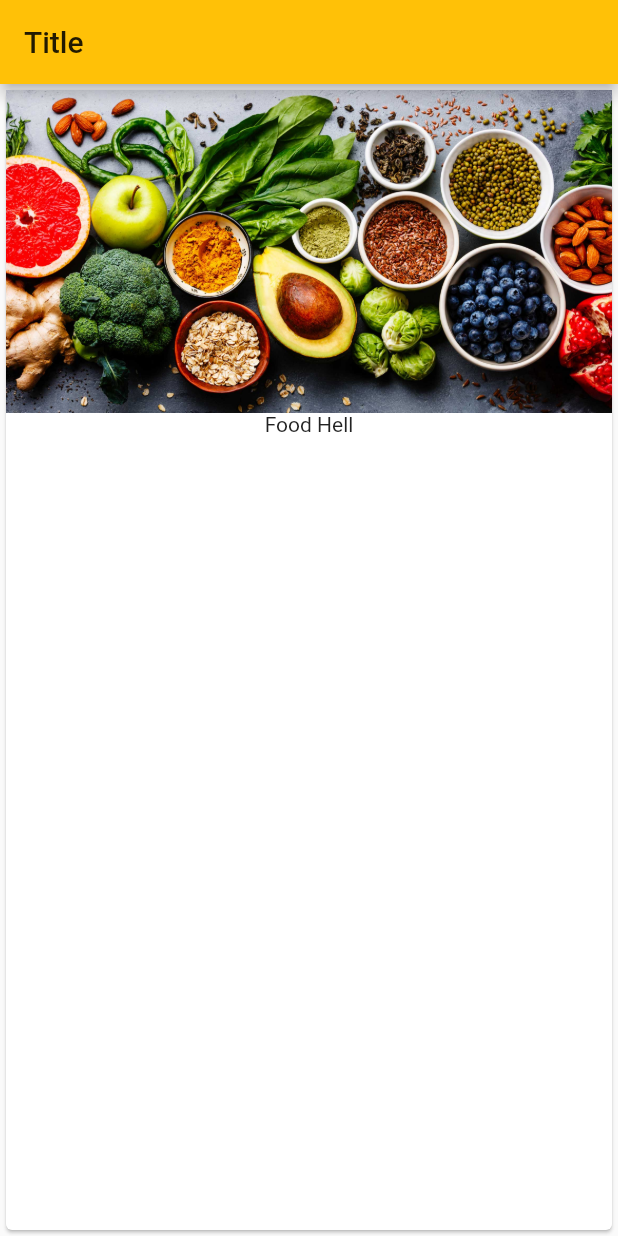
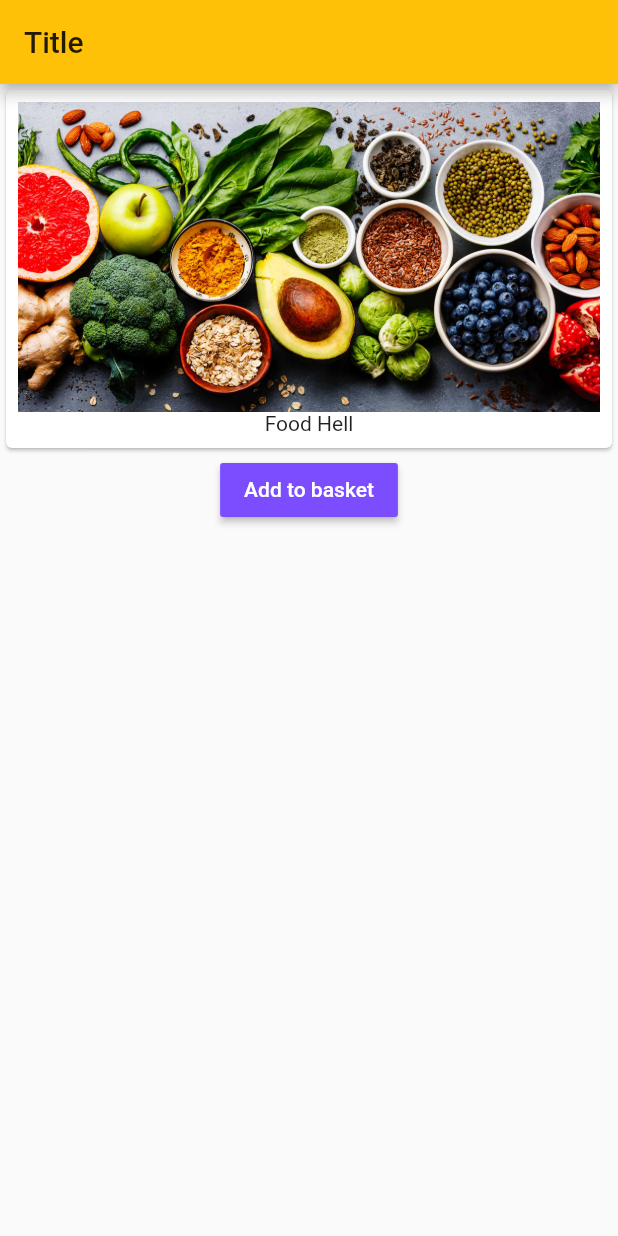
Before and after one commit to tansudasli/flutter-sandbox, a Flutter app: the screen it shows after launch, on a phone screen of 412 x 824 dp. Run offline on Flutter 3.47's test engine with Material 2 defaults, Android fonts, the phone set to English and light mode, and no system bars.

Commit message:
Button added w/ padding

```diff
--- a/dummy_app/lib/main.dart
+++ b/dummy_app/lib/main.dart
@@ -26,10 +26,27 @@ class MyHomePageState extends State<MyHomePage> {
       appBar: AppBar(
         title: Text('Title'),
       ),
-      body: Card(child: Column(children: <Widget>[
-        Image.asset('assets/images/food-post.jpg'),
-        Text('Food Hell')
-      ],),),
+      body: Column(
+        children: <Widget>[
+          Card(
+            child: Padding(
+              padding: const EdgeInsets.all(8.0),
+              child: Column(
+                children: <Widget>[
+                  Image.asset('assets/images/food-post.jpg'),
+                  Text('Food Hell')
+                ],
+              ),
+            ),
+          ),
+           RaisedButton(
+              onPressed: () => {},
+              child: Text('Add to basket'),
+              color: Colors.deepPurpleAccent,
+              textColor: Colors.white
+            ),
+        ],
+      ),
     );
   }
 }
```
